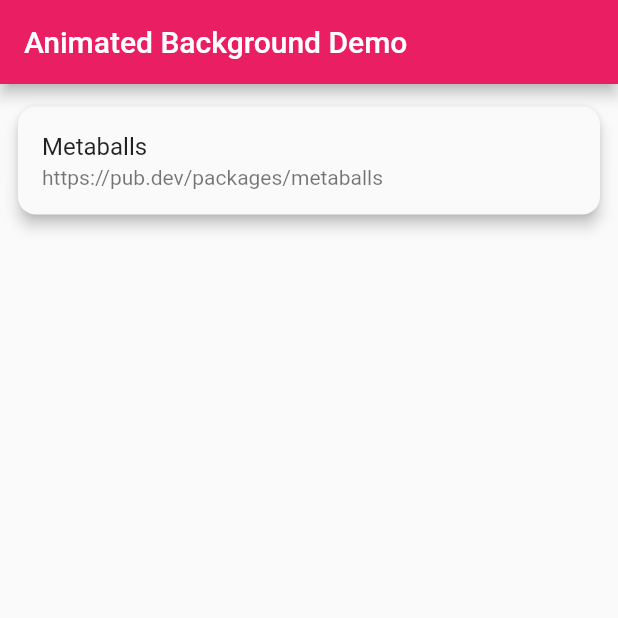
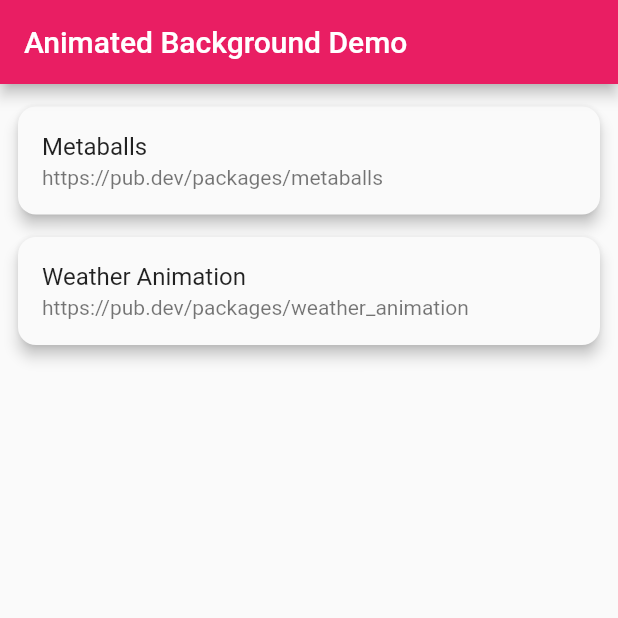
Before and after one commit to mnengineer/flutter-beautiful-backgrounds, a Flutter app: the screen it shows after launch, on a phone screen of 412 x 824 dp, the top half of it. Run offline on Flutter 3.47's test engine with Material 2 defaults, Android fonts, the light colour scheme and no system bars; missing offline and left inert: metaballs, weather_animation; statements that could not run were skipped.

Commit message:
feat: Weather Animation

```diff
--- a/lib/data/animation_item_data.dart
+++ b/lib/data/animation_item_data.dart
@@ -1,5 +1,6 @@
 import 'package:flutter_beautiful_backgrounds/models/animation_item.dart';
 import 'package:flutter_beautiful_backgrounds/screens/animations/animation_1.dart';
+import 'package:flutter_beautiful_backgrounds/screens/animations/animation_2.dart';
 
 const animationItemData = [
   AnimationItem(
@@ -7,4 +8,9 @@ const animationItemData = [
     subtitle: 'https://pub.dev/packages/metaballs',
     targetWidget: Animation1Screen(),
   ),
+  AnimationItem(
+    title: 'Weather Animation',
+    subtitle: 'https://pub.dev/packages/weather_animation',
+    targetWidget: Animation2Screen(),
+  ),
 ];
--- a/pubspec.yaml
+++ b/pubspec.yaml
@@ -36,6 +36,7 @@ dependencies:
   # Use with the CupertinoIcons class for iOS style icons.
   cupertino_icons: ^1.0.2
   metaballs: ^1.5.0
+  weather_animation: ^0.0.2
 
 dev_dependencies:
   flutter_test:
```
Also changed, not shown: lib/screens/animations/animation_2.dart (added, +25 -0 lines), pubspec.lock.
